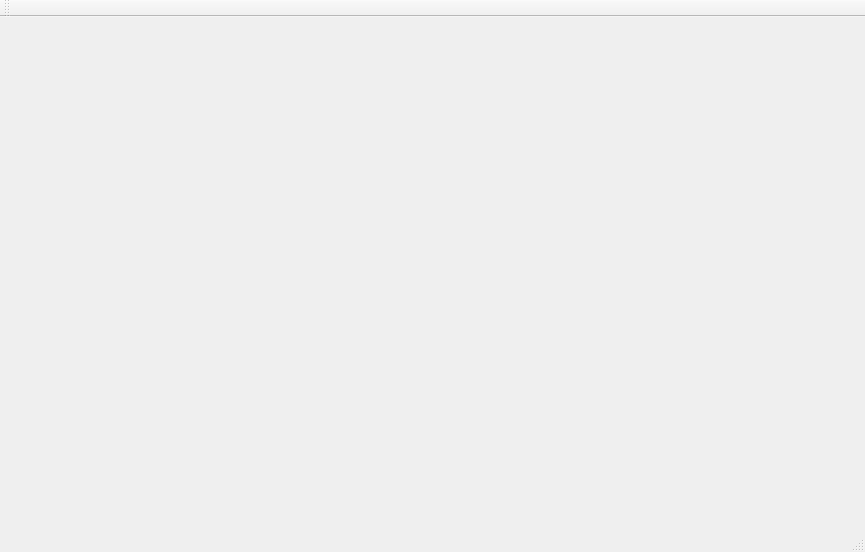
Qt form src/mui_frontend/MainWindow.ui (IdleEngineers/MameUI) before a commit.
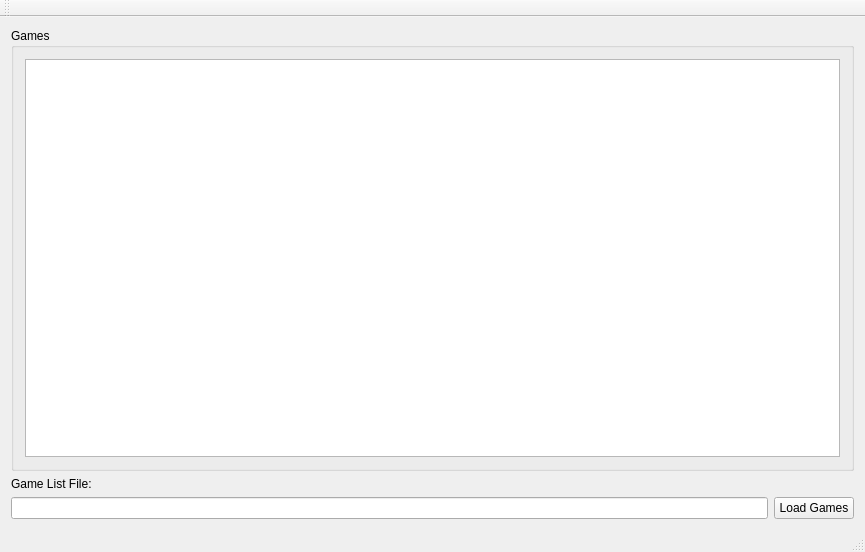
The same form after that commit.

Commit message: Adding a very basic UI to load the game list

```diff
--- a/src/mui_frontend/MainWindow.ui
+++ b/src/mui_frontend/MainWindow.ui
@@ -14,7 +14,37 @@
    <string>MAME UI</string>
   </property>
   <widget class="QWidget" name="centralWidget">
-   <layout class="QGridLayout" name="gridLayout_2"/>
+   <layout class="QGridLayout" name="gridLayout_2">
+    <item row="2" column="0">
+     <widget class="QLineEdit" name="GameListFile"/>
+    </item>
+    <item row="2" column="1">
+     <widget class="QPushButton" name="Btn_LoadGames">
+      <property name="text">
+       <string>Load Games</string>
+      </property>
+     </widget>
+    </item>
+    <item row="0" column="0" colspan="2">
+     <widget class="QGroupBox" name="groupBox">
+      <property name="title">
+       <string>Games</string>
+      </property>
+      <layout class="QGridLayout" name="gridLayout">
+       <item row="0" column="0">
+        <widget class="QListWidget" name="GameList"/>
+       </item>
+      </layout>
+     </widget>
+    </item>
+    <item row="1" column="0">
+     <widget class="QLabel" name="label">
+      <property name="text">
+       <string>Game List File:</string>
+      </property>
+     </widget>
+    </item>
+   </layout>
   </widget>
   <widget class="QToolBar" name="mainToolBar">
    <attribute name="toolBarArea">
```
The commit also changes 3 other files.
